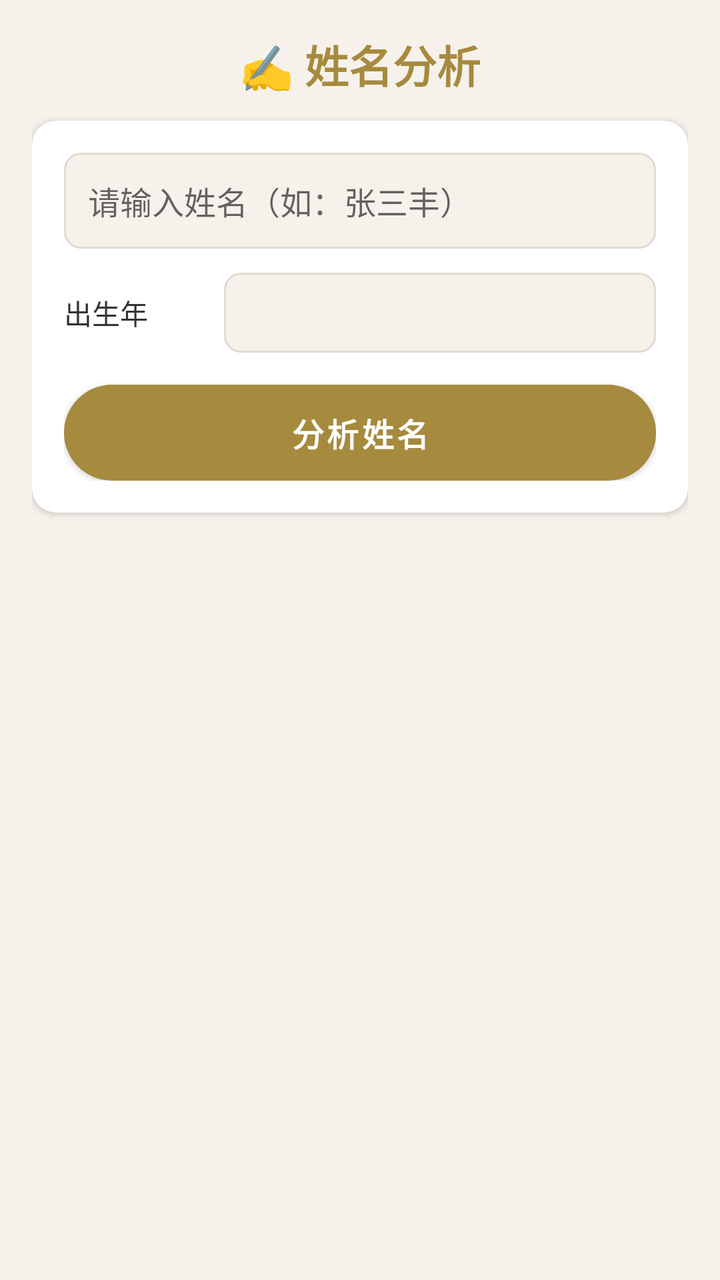
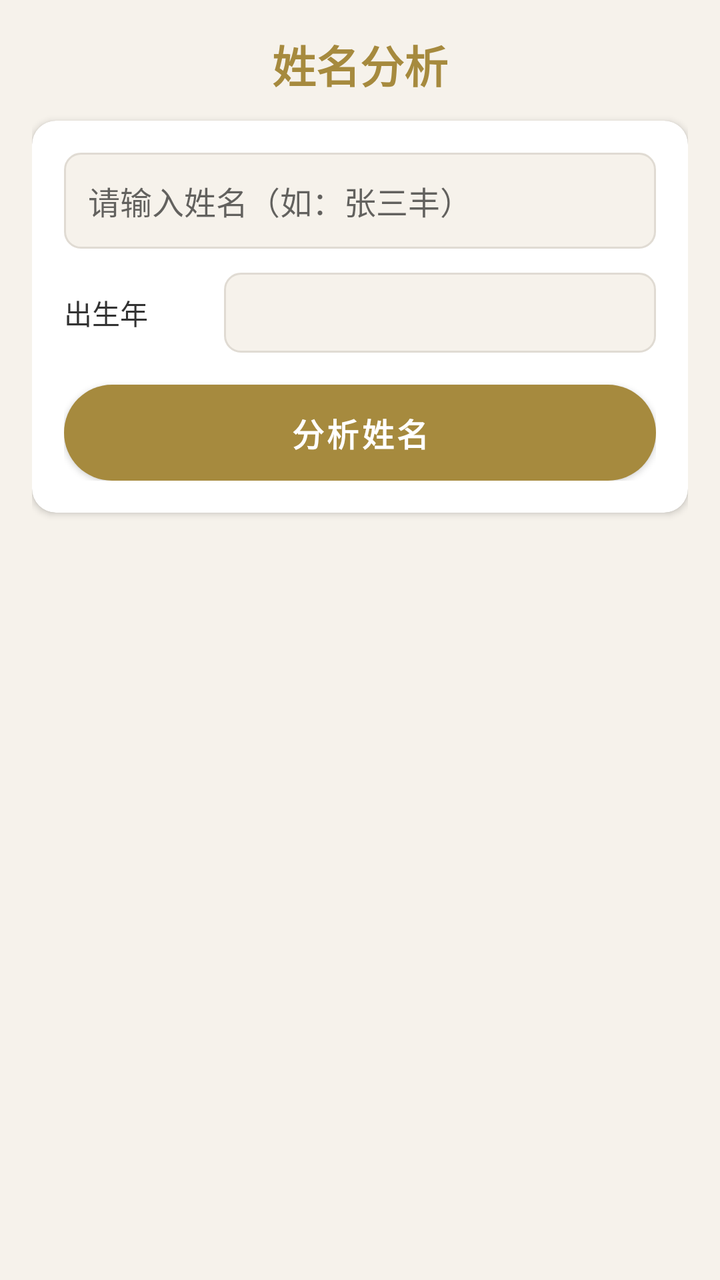

Before-and-after screenshots of an Android layout around one commit, followed by the original layout XML and the change that was made.
<!-- AndroidManifest.xml: application theme Theme.YizhaiYiju -->
<!-- res/layout/activity_name.xml -->
<?xml version="1.0" encoding="utf-8"?>
<ScrollView xmlns:app="http://schemas.android.com/apk/res-auto" xmlns:android="http://schemas.android.com/apk/res/android"
    android:background="@color/bg_page"
    android:layout_width="match_parent"
    android:layout_height="match_parent">
    <LinearLayout
        android:orientation="vertical"
        android:padding="16dp"
        android:layout_width="match_parent"
        android:layout_height="wrap_content">
        <TextView
            android:textSize="22sp"
            android:textStyle="bold"
            android:textColor="@color/primary"
            android:gravity="center"
            android:paddingBottom="12dp"
            android:layout_width="match_parent"
            android:layout_height="wrap_content"
            android:text="✍️ 姓名分析"/>
        <androidx.cardview.widget.CardView
            android:layout_width="match_parent"
            android:layout_height="wrap_content"
            android:layout_marginBottom="12dp"
            app:cardBackgroundColor="@color/bg_card"
            app:cardCornerRadius="12dp"
            app:cardElevation="2dp">
            <LinearLayout
                android:orientation="vertical"
                android:padding="16dp"
                android:layout_width="match_parent"
                android:layout_height="wrap_content">
                <EditText
                    android:textSize="16sp"
                    android:textColor="@color/text_primary"
                    android:id="@+id/et_name"
                    android:background="@drawable/bg_spinner"
                    android:layout_width="match_parent"
                    android:layout_height="48dp"
                    android:layout_marginBottom="12dp"
                    android:hint="请输入姓名（如：张三丰）"
                    android:singleLine="true"
                    android:paddingStart="12dp"
                    android:paddingEnd="12dp"/>
                <LinearLayout
                    android:gravity="center_vertical"
                    android:orientation="horizontal"
                    android:layout_width="match_parent"
                    android:layout_height="wrap_content"
                    android:layout_marginBottom="16dp">
                    <TextView
                        android:textSize="14sp"
                        android:textColor="@color/text_primary"
                        android:layout_width="80dp"
                        android:layout_height="wrap_content"
                        android:text="出生年"/>
                    <Spinner
                        android:id="@+id/sp_year"
                        android:background="@drawable/bg_spinner"
                        android:layout_width="0dp"
                        android:layout_height="40dp"
                        android:layout_weight="1"
                        android:paddingStart="12dp"
                        android:paddingEnd="12dp"/>
                </LinearLayout>
                <Button
                    android:textSize="16sp"
                    android:textStyle="bold"
                    android:textColor="#ffffff"
                    android:id="@+id/btn_calc"
                    android:background="@drawable/bg_gold_button"
                    android:layout_width="match_parent"
                    android:layout_height="48dp"
                    android:text="分析姓名"/>
            </LinearLayout>
        </androidx.cardview.widget.CardView>
        <LinearLayout
            android:orientation="vertical"
            android:id="@+id/result_container"
            android:visibility="gone"
            android:layout_width="match_parent"
            android:layout_height="wrap_content">
            <androidx.cardview.widget.CardView
                android:layout_width="match_parent"
                android:layout_height="wrap_content"
                android:layout_marginBottom="12dp"
                app:cardBackgroundColor="@color/bg_card"
                app:cardCornerRadius="12dp"
                app:cardElevation="2dp">
                <LinearLayout
                    android:orientation="vertical"
                    android:padding="16dp"
                    android:layout_width="match_parent"
                    android:layout_height="wrap_content">
                    <TextView
                        android:textSize="42sp"
                        android:textStyle="bold"
                        android:textColor="@color/accent"
                        android:gravity="center"
                        android:id="@+id/tv_score"
                        android:layout_width="match_parent"
                        android:layout_height="wrap_content"/>
                    <TextView
                        android:textSize="16sp"
                        android:textColor="@color/primary"
                        android:gravity="center"
                        android:id="@+id/tv_comment"
                        android:paddingTop="4dp"
                        android:layout_width="match_parent"
                        android:layout_height="wrap_content"/>
                </LinearLayout>
            </androidx.cardview.widget.CardView>
            <androidx.cardview.widget.CardView
                android:layout_width="match_parent"
                android:layout_height="wrap_content"
                android:layout_marginBottom="12dp"
                app:cardBackgroundColor="@color/bg_card"
                app:cardCornerRadius="12dp"
                app:cardElevation="2dp">
                <LinearLayout
                    android:orientation="vertical"
                    android:padding="16dp"
                    android:layout_width="match_parent"
                    android:layout_height="wrap_content">
                    <TextView
                        android:textSize="16sp"
                        android:textStyle="bold"
                        android:textColor="@color/primary"
                        android:paddingBottom="8dp"
                        android:layout_width="wrap_content"
                        android:layout_height="wrap_content"
                        android:text="笔画数理"/>
                    <TextView
                        android:textSize="14sp"
                        android:textColor="@color/text_primary"
                        android:id="@+id/tv_strokes"
                        android:layout_width="match_parent"
                        android:layout_height="wrap_content"
                        android:lineSpacingExtra="4dp"/>
                </LinearLayout>
            </androidx.cardview.widget.CardView>
            <androidx.cardview.widget.CardView
                android:layout_width="match_parent"
                android:layout_height="wrap_content"
                android:layout_marginBottom="12dp"
                app:cardBackgroundColor="@color/bg_card"
                app:cardCornerRadius="12dp"
                app:cardElevation="2dp">
                <LinearLayout
                    android:orientation="vertical"
                    android:padding="16dp"
                    android:layout_width="match_parent"
                    android:layout_height="wrap_content">
                    <TextView
                        android:textSize="16sp"
                        android:textStyle="bold"
                        android:textColor="@color/primary"
                        android:paddingBottom="8dp"
                        android:layout_width="wrap_content"
                        android:layout_height="wrap_content"
                        android:text="三才五格"/>
                    <TextView
                        android:textSize="14sp"
                        android:textColor="@color/text_primary"
                        android:id="@+id/tv_grid"
                        android:layout_width="match_parent"
                        android:layout_height="wrap_content"
                        android:lineSpacingExtra="4dp"/>
                </LinearLayout>
            </androidx.cardview.widget.CardView>
            <androidx.cardview.widget.CardView
                android:layout_width="match_parent"
                android:layout_height="wrap_content"
                android:layout_marginBottom="12dp"
                app:cardBackgroundColor="@color/bg_card"
                app:cardCornerRadius="12dp"
                app:cardElevation="2dp">
                <LinearLayout
                    android:orientation="vertical"
                    android:padding="16dp"
                    android:layout_width="match_parent"
                    android:layout_height="wrap_content">
                    <TextView
                        android:textSize="16sp"
                        android:textStyle="bold"
                        android:textColor="@color/primary"
                        android:paddingBottom="8dp"
                        android:layout_width="wrap_content"
                        android:layout_height="wrap_content"
                        android:text="解读"/>
                    <TextView
                        android:textSize="14sp"
                        android:textColor="@color/text_primary"
                        android:id="@+id/tv_interpret"
                        android:layout_width="match_parent"
                        android:layout_height="wrap_content"
                        android:lineSpacingExtra="4dp"/>
                </LinearLayout>
            </androidx.cardview.widget.CardView>
            <Button
                android:textSize="14sp"
                android:textColor="@color/primary"
                android:id="@+id/btn_share"
                android:background="@drawable/bg_outline_button"
                android:layout_width="match_parent"
                android:layout_height="48dp"
                android:layout_marginTop="4dp"
                android:layout_marginBottom="24dp"
                android:text="分享分析结果"/>
        </LinearLayout>
    </LinearLayout>
</ScrollView>
<!-- resources referenced by this layout -->
<resources>
  <color name="accent">#b5452a</color>
  <color name="bg_card">#ffffff</color>
  <color name="bg_page">#f6f2eb</color>
  <color name="primary">#a68a3e</color>
  <color name="text_primary">#333333</color>
  <!-- drawable bg_gold_button (drawable) -->
  <?xml version="1.0" encoding="utf-8"?>
  <shape xmlns:android="http://schemas.android.com/apk/res/android">
      <gradient
          android:startColor="#a68a3e"
          android:endColor="#8a7232"
          android:angle="135"/>
      <corners android:radius="24dp"/>
  </shape>
  <!-- drawable bg_outline_button (drawable) -->
  <?xml version="1.0" encoding="utf-8"?>
  <shape xmlns:android="http://schemas.android.com/apk/res/android">
      <solid android:color="@android:color/transparent"/>
      <corners android:radius="24dp"/>
      <stroke
          android:width="2dp"
          android:color="@color/primary"/>
  </shape>
  <!-- drawable bg_spinner (drawable) -->
  <?xml version="1.0" encoding="utf-8"?>
  <shape xmlns:android="http://schemas.android.com/apk/res/android" android:shape="rectangle">
      <solid android:color="@color/bg_page"/>
      <corners android:radius="8dp"/>
      <stroke
          android:width="1dp"
          android:color="@color/border"/>
  </shape>
  <style name="Theme.YizhaiYiju" parent="Theme.MaterialComponents.Light.NoActionBar">
          <item name="colorPrimary">@color/primary</item>
          <item name="colorPrimaryDark">@color/primary</item>
          <item name="colorAccent">@color/accent</item>
          <item name="android:windowBackground">@color/bg_page</item>
          <item name="android:statusBarColor">@color/bg_page</item>
      </style>
  <color name="border">#e0dbd3</color>
</resources>

<!-- the commit's change to res/layout/activity_name.xml (unified diff, before → after) -->
@@ -16,7 +16,7 @@
             android:paddingBottom="12dp"
             android:layout_width="match_parent"
             android:layout_height="wrap_content"
-            android:text="✍️ 姓名分析"/>
+            android:text="姓名分析"/>
         <androidx.cardview.widget.CardView
             android:layout_width="match_parent"
             android:layout_height="wrap_content"
